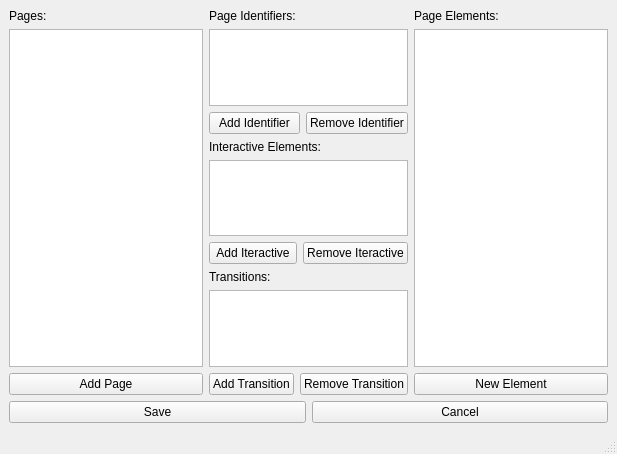
iBakuman/nikke-data-collector, file src/picker/designer/asset/main.ui: the form before one commit.
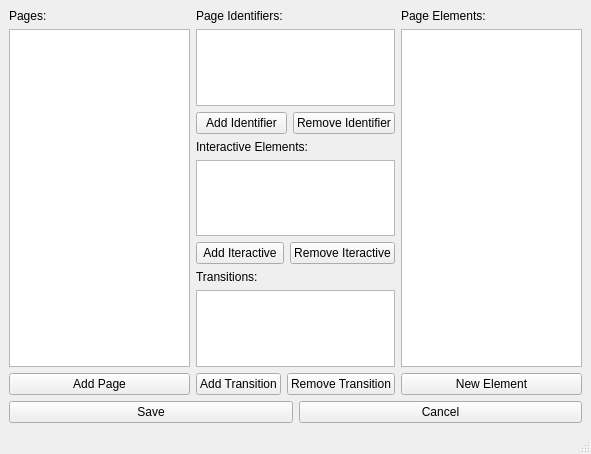
The form after the commit.

```diff
--- a/src/picker/designer/asset/main.ui
+++ b/src/picker/designer/asset/main.ui
@@ -6,7 +6,7 @@
    <rect>
     <x>0</x>
     <y>0</y>
-    <width>617</width>
+    <width>591</width>
     <height>454</height>
    </rect>
   </property>
@@ -16,7 +16,7 @@
   <widget class="QWidget" name="centralwidget">
    <layout class="QVBoxLayout" name="verticalLayout_4">
     <item>
-     <layout class="QHBoxLayout" name="horizontalLayout_8">
+     <layout class="QHBoxLayout" name="horizontalLayout_8" stretch="2,1,2">
       <item>
        <layout class="QVBoxLayout" name="verticalLayout">
         <item>
```
Left out of the diff: 2 changed lines with no effect on the pictures.
